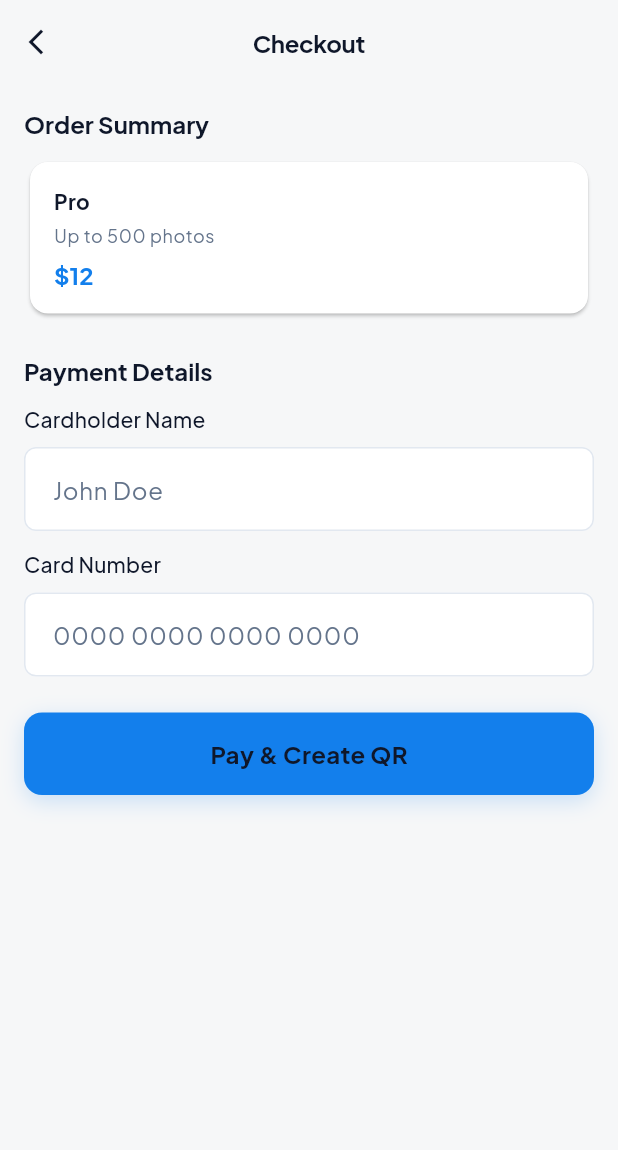
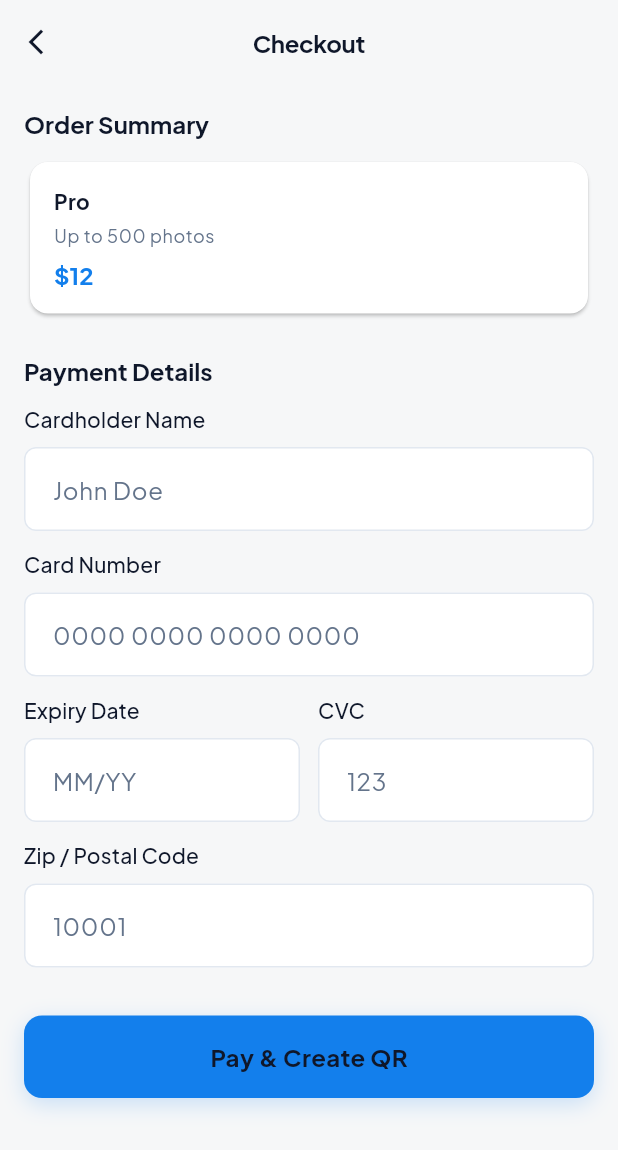
Before and after one commit to michael-alu/eventshot_mobile, a Flutter app: the CheckoutScreen screen opened directly with empty values, on a phone screen of 412 x 824 dp. Shown: the top 1150 px of the screen. Run offline on Flutter 3.47's test engine with Material 3 defaults, Android fonts, the phone set to English and light mode, and no system bars; our stand-ins replace cloud_firestore, equatable, firebase_auth, firebase_core, firebase_storage, flutter_riverpod and 5 more; accounts and stored records are empty; generated files the repository leaves out were written again.

Commit message:
feat: complete card payment UI for checkout screen

```diff
--- a/lib/features/checkout/presentation/checkout_screen.dart
+++ b/lib/features/checkout/presentation/checkout_screen.dart
@@ -2,6 +2,7 @@ import 'package:flutter/material.dart';
 import 'package:flutter_riverpod/flutter_riverpod.dart';
 import 'package:go_router/go_router.dart';
 
+import '../../../core/providers/preferences_provider.dart';
 import '../../../core/router/app_router.dart';
 import '../../../shared/widgets/buttons/primary_button.dart';
 import '../../../shared/widgets/chrome/es_app_bar.dart';
@@ -22,8 +23,14 @@ class _CheckoutScreenState extends ConsumerState<CheckoutScreen> {
 
   Future<void> _submit() async {
     setState(() => _isLoading = true);
+
+    // Simulate payment processing
     await Future.delayed(const Duration(seconds: 1));
+
     if (mounted) {
+      // Save the last event ID to preferences so the app remembers their context
+      ref.read(lastEventIdProvider.notifier).state = widget.eventId;
+
       setState(() => _isLoading = false);
       context.go(AppRouter.organizerDashboard);
     }
@@ -84,8 +91,39 @@ class _CheckoutScreenState extends ConsumerState<CheckoutScreen> {
             const SizedBox(height: 12),
             EsTextField(label: 'Cardholder Name', hint: 'John Doe'),
             const SizedBox(height: 12),
-            EsTextField(label: 'Card Number', hint: '0000 0000 0000 0000', keyboardType: TextInputType.number),
-            const SizedBox(height: 24),
+            EsTextField(
+              label: 'Card Number',
+              hint: '0000 0000 0000 0000',
+              keyboardType: TextInputType.number,
+            ),
+            const SizedBox(height: 12),
+            Row(
+              children: [
+                Expanded(
+                  child: EsTextField(
+                    label: 'Expiry Date',
+                    hint: 'MM/YY',
+                    keyboardType: TextInputType.datetime,
+                  ),
+                ),
+                const SizedBox(width: 12),
+                Expanded(
+                  child: EsTextField(
+                    label: 'CVC',
+                    hint: '123',
+                    keyboardType: TextInputType.number,
+                    obscureText: true,
+                  ),
+                ),
+              ],
+            ),
+            const SizedBox(height: 12),
+            EsTextField(
+              label: 'Zip / Postal Code',
+              hint: '10001',
+              keyboardType: TextInputType.number,
+            ),
+            const SizedBox(height: 32),
             PrimaryButton(
               label: 'Pay & Create QR',
               onPressed: _submit,
```
Also changed, not shown: 1 other file.
